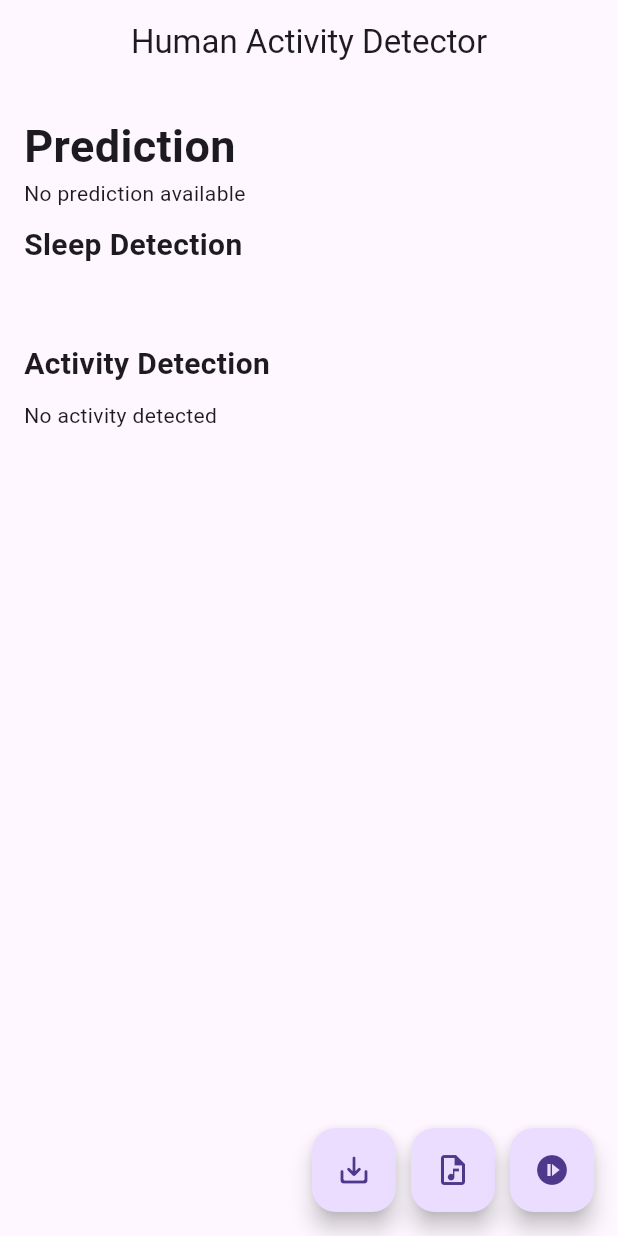
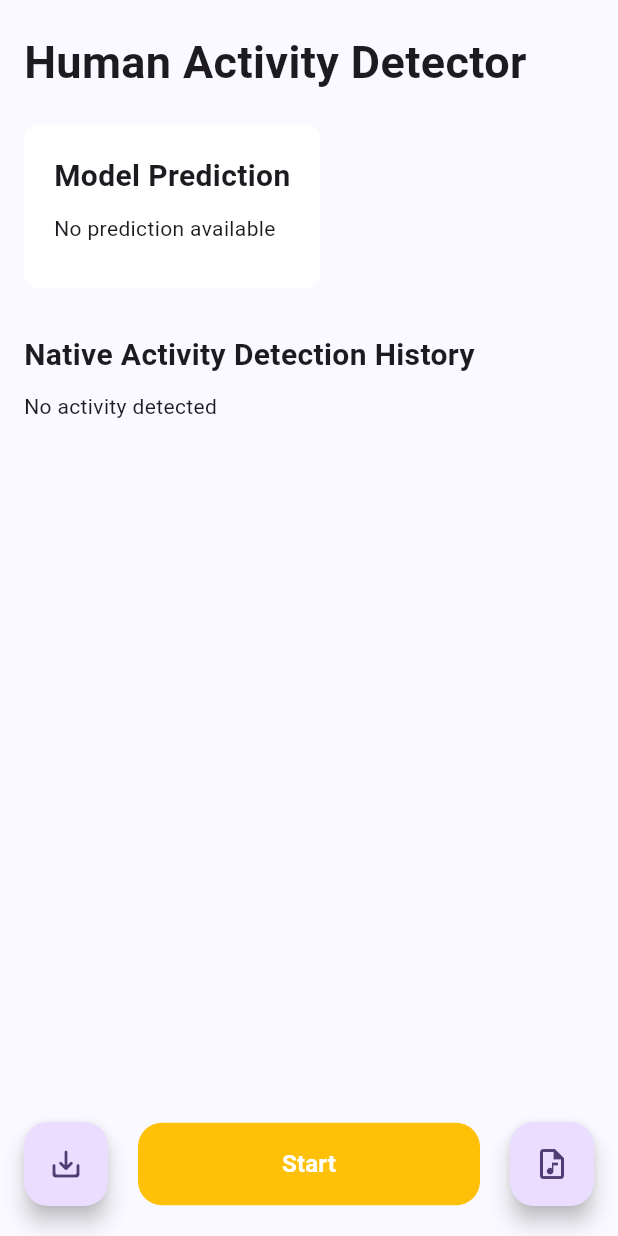
Before and after one commit to melvinm99/human_activity_detector, a Flutter app: the screen it shows after launch, on a phone screen of 412 x 824 dp. Run offline on Flutter 3.47's test engine with Material 3 defaults, Android fonts, the phone set to English and light mode, and no system bars; our stand-ins replace battery_plus, connectivity_plus, dio, geolocator, get, sensors_plus and 2 more; missing offline and left inert: environment_sensors, flutter_activity_recognition, phone_state, proximity_sensor, record, screen_brightness.

Commit message:
fixed data measurements and UI

```diff
--- a/app/lib/HomePage.dart
+++ b/app/lib/HomePage.dart
@@ -8,7 +8,10 @@ import 'package:human_activity_detector/AudioManager.dart';
 import 'package:human_activity_detector/Logger.dart';
 import 'package:human_activity_detector/SensorsManager.dart';
 import 'package:human_activity_detector/SleepApiNotifier.dart';
+import 'package:human_activity_detector/configuration.dart';
+import 'package:human_activity_detector/rounded_button.dart';
 import 'package:share_plus/share_plus.dart';
+import 'package:intl/intl.dart';
 
 class HomePage extends StatefulWidget {
   const HomePage({super.key});
@@ -45,51 +48,9 @@ class _HomePageState extends State<HomePage> with WidgetsBindingObserver {
 
   @override
   Widget build(BuildContext context) {
-    return MaterialApp(
-      home: Scaffold(
-          appBar: AppBar(title: const Text('Human Activity Detector'), centerTitle: true),
-          floatingActionButton: Row(
-            mainAxisAlignment: MainAxisAlignment.end,
-            children: [
-              FloatingActionButton(
-                  child: const Icon(Icons.save_alt_rounded),
-                  onPressed: () async {
-                    await Logger.logInfo(text: "Exporting logs...");
-                    var file = await Logger.exportLogs();
-                    if (file == null) {
-                      return;
-                    }
-                    var xFile = XFile(file.path);
-                    await Share.shareXFiles([xFile]);
-                    print("File exported: ${file.path}");
-                  }),
-              const SizedBox(width: 10),
-              FloatingActionButton(
-                  child: const Icon(Icons.audio_file_outlined),
-                  onPressed: () async {
-                    await Logger.logInfo(text: "Exporting audio mfcc file...");
-                    var file = await AudioManager.getMfccFile();
-                    if (file == null) {
-                      return;
-                    }
-                    var xFile = XFile(file.path);
-                    await Share.shareXFiles([xFile]);
-                    print("File exported: ${file.path}");
-                  }),
-              const SizedBox(width: 10),
-              FloatingActionButton(
-                  child: Icon(_systemStarted ? Icons.stop_circle : Icons.not_started),
-                  onPressed: () async {
-                    if(_systemStarted) {
-                      _stopSystem();
-                    } else {
-                      _startSystem();
-                    }
-                  }),
-            ],
-          ),
-          body: _buildContentView()),
-    );
+    return Scaffold(
+        backgroundColor: Color(0xfff9f9f9ff),
+        body: _buildContentView());
   }
 
   @override
@@ -101,33 +62,46 @@ class _HomePageState extends State<HomePage> with WidgetsBindingObserver {
   }
 
   Widget _buildContentView() {
-    return Padding(
+    return SafeArea(
+      child: Padding(
         padding: const EdgeInsets.symmetric(horizontal: 16),
-      child: Column(
+        child: Stack(
+          children: [
+            Column(
               crossAxisAlignment: CrossAxisAlignment.start,
               children: [
                 SizedBox(height: 20.0),
-          Text('Prediction', style: TextStyle(fontSize: 30.0, fontWeight: FontWeight.bold)),
-          StreamBuilder<PredictionEntity>(
+                Text(
+                  'Human Activity Detector',
+                  style: TextStyle(fontSize: 30.0, fontWeight: FontWeight.bold),
+                ),
+                SizedBox(height: 20.0),
+                //Text('Prediction', style: TextStyle(fontSize: 24.0, fontWeight: FontWeight.bold)),
+                Container(
+                  padding: EdgeInsets.all(20.0),
+                  decoration: BoxDecoration(color: Colors.white, borderRadius: BorderRadius.circular(10.0)),
+                  child: StreamBuilder<PredictionEntity>(
                       stream: SensorsManager.predictionStream.stream,
                       builder: (context, snapshot) {
                         final data = snapshot.data;
-                if (data == null) {
-                  return Column(
-                      crossAxisAlignment: CrossAxisAlignment.start,
-                      children: [
-                        Text('No prediction available'),
-                      ]);
-                }
-                return Column(
-                    crossAxisAlignment: CrossAxisAlignment.start,
-                    children: [
-                      Text('Prediction: ${data.prediction}'),
+                        return Column(crossAxisAlignment: CrossAxisAlignment.start, children: [
+                          Text('Model Prediction', style: TextStyle(fontSize: 20.0, fontWeight: FontWeight.bold)),
                           SizedBox(height: 10.0),
-                      Text('Updated at: ${data.timestamp}'),
+                          if (data == null)
+                            Text('No prediction available')
+                          else
+                            Container(
+                              padding: EdgeInsets.symmetric(horizontal: 20.0, vertical: 10.0),
+                              decoration: BoxDecoration(color: Colors.amber, borderRadius: BorderRadius.circular(20.0)),
+                              child: Text(data.prediction, style: TextStyle(fontSize: 16.0, fontWeight: FontWeight.bold)),
+                            ),
+                          SizedBox(height: 10.0),
+                          if (data != null)
+                            Text('Last update: ${DateFormat("dd/MM/yyyy HH:mm").format(data.timestamp)}'),
                         ]);
                       }),
-          SizedBox(height: 10.0),
+                ),
+                /*SizedBox(height: 10.0),
                 Text('Sleep Detection', style: TextStyle(fontSize: 20.0, fontWeight: FontWeight.bold)),
                 SizedBox(height: 10.0),
                 StreamBuilder<String>(
@@ -225,14 +199,14 @@ class _HomePageState extends State<HomePage> with WidgetsBindingObserver {
                         }
                       }
                       return SizedBox();
-              }),
+                    }),*/
                 SizedBox(height: 30.0),
-          Text('Activity Detection', style: TextStyle(fontSize: 20.0, fontWeight: FontWeight.bold)),
+                Text('Native Activity Detection History', style: TextStyle(fontSize: 20.0, fontWeight: FontWeight.bold)),
+                //Text('For debugging purpose', style: TextStyle(fontSize: 14.0, fontWeight: FontWeight.normal)),
                 SizedBox(height: 10.0),
-          _events.isEmpty
-              ? Text('No activity detected')
-              :
-          Flexible(
+                if (_events.isEmpty) Text('No activity detected') else Flexible(
+                        child: Padding(
+                          padding: const EdgeInsets.only(bottom: 80.0),
                           child: ListView.builder(
                               itemCount: _events.length,
                               reverse: true,
@@ -243,12 +217,11 @@ class _HomePageState extends State<HomePage> with WidgetsBindingObserver {
                                 final activity = _events[idx];
                                 return ListTile(
                                   leading: _activityIcon(activity.type),
-                    title: Text(
-                        '${activity.type.toString().split('.').last}'),
-                    trailing: Text(activity.confidence.name
-                    ),
+                                  title: Text(activity.type.toString().split('.').last),
+                                  trailing: Text(activity.confidence.name),
                                 );
                               }),
+                        ),
                       ),
                 /*StreamBuilder<Activity>(
                     stream: _activityStreamController.stream,
@@ -270,8 +243,58 @@ class _HomePageState extends State<HomePage> with WidgetsBindingObserver {
                         Text("Activity confidence: ${content.confidence.name}"),
                       ]);
                     }),*/
-
               ],
+            ),
+            Align(
+              alignment: Alignment.bottomCenter,
+              child: Padding(
+                padding: const EdgeInsets.only(bottom: 20.0),
+                child: Row(
+                  mainAxisAlignment: MainAxisAlignment.center,
+                  children: [
+                    FloatingActionButton(
+                        child: const Icon(Icons.save_alt_rounded),
+                        onPressed: () async {
+                          await Logger.logInfo(text: "Exporting logs...");
+                          var file = await Logger.exportLogs();
+                          if (file == null) {
+                            return;
+                          }
+                          var xFile = XFile(file.path);
+                          await Share.shareXFiles([xFile]);
+                          print("File exported: ${file.path}");
+                        }),
+                    const SizedBox(width: 20),
+                    Flexible(
+                      child: RoundedButton(
+                          label: _systemStarted ? 'Stop' : 'Start',
+                          onTap: () {
+                            if (_systemStarted) {
+                              _stopSystem();
+                            } else {
+                              _startSystem();
+                            }
+                          }),
+                    ),
+                    const SizedBox(width: 20),
+                    FloatingActionButton(
+                        child: const Icon(Icons.audio_file_outlined),
+                        onPressed: () async {
+                          await Logger.logInfo(text: "Exporting audio mfcc file...");
+                          var file = await AudioManager.getMfccFile();
+                          if (file == null) {
+                            return;
+                          }
+                          var xFile = XFile(file.path);
+                          await Share.shareXFiles([xFile]);
+                          print("File exported: ${file.path}");
+                        }),
+                  ],
+                ),
+              ),
+            ),
+          ],
+        ),
       ),
     );
   }
@@ -296,7 +319,7 @@ class _HomePageState extends State<HomePage> with WidgetsBindingObserver {
     final status = contentParts[4];
 
     try {
-      res = await dio.post("https://tesibe.swipeapp.studio/sample/tesi", data: {
+      res = await dio.post("${Configuration.BASE_URL}sample", data: {
         "startTime": startTime,
         "endTime": endTime,
         "duration": duration,
@@ -328,7 +351,7 @@ class _HomePageState extends State<HomePage> with WidgetsBindingObserver {
     final motion = contentParts[4];
 
     try {
-      res = await dio.post("https://tesibe.swipeapp.studio/sample/tesi", data: {
+      res = await dio.post("${Configuration.BASE_URL}sample", data: {
         "timestamp": timestamp,
         "confidence": confidence,
         "light": light,
@@ -345,7 +368,7 @@ class _HomePageState extends State<HomePage> with WidgetsBindingObserver {
     setState(() {
       _events.add(activityEvent);
     });
-    if(_controller.hasClients && _events.isNotEmpty) {
+    if (_controller.hasClients && _events.isNotEmpty) {
       _controller.animateTo(_controller.position.maxScrollExtent, duration: Duration(milliseconds: 300), curve: Curves.easeIn);
     }
   }
@@ -397,7 +420,7 @@ class _HomePageState extends State<HomePage> with WidgetsBindingObserver {
     _activityStreamSubscription = SensorsManager.activityStream.stream.listen(onData, onError: onError);
 
     //subscribe to the sleep api stream
-    if(Platform.isAndroid) {
+    if (Platform.isAndroid) {
       SleepApiNotifier().init();
     }
     SensorsManager.init();
--- /dev/null
+++ b/app/lib/configuration.dart
@@ -0,0 +1,5 @@
+class Configuration {
+  static const String BASE_URL = 'https://loved-finally-trout.ngrok-free.app';
+  static const Duration PROCESSING_TIME_INTERVAL = Duration(seconds: 20);
+  static const Duration PREDICTION_REQUEST_TIME_INTERVAL = Duration(milliseconds: 500);
+}
--- a/app/lib/entity/SensorsMeasurementEntity.dart
+++ b/app/lib/entity/SensorsMeasurementEntity.dart
@@ -123,14 +123,14 @@ class SensorsMeasurementEntity {
   bool? discreteWifiStatusIsReachableViaWifi;
   bool? discreteWifiStatusIsReachableViaWwan;
   bool? discreteWifiStatusMissing;
-  double? lfMeasurementsLight;
+  /*double? lfMeasurementsLight;
   double? lfMeasurementsPressure;
   double? lfMeasurementsProximityCm;
   double? lfMeasurementsProximity;
-  double? lfMeasurementsRelativeHumidity;
+  double? lfMeasurementsRelativeHumidity;*/
   double? lfMeasurementsBatteryLevel;
   double? lfMeasurementsScreenBrightness;
-  double? lfMeasurementsTemperatureAmbient;
+  //double? lfMeasurementsTemperatureAmbient;
   bool? discreteTimeOfDayBetween0and6;
   bool? discreteTimeOfDayBetween3and9;
   bool? discreteTimeOfDayBetween6and12;
@@ -267,14 +267,14 @@ class SensorsMeasurementEntity {
       'discreteWifiStatusIsReachableViaWifi': discreteWifiStatusIsReachableViaWifi,
       'discreteWifiStatusIsReachableViaWwan': discreteWifiStatusIsReachableViaWwan,
       'discreteWifiStatusMissing': discreteWifiStatusMissing,
-      'lfMeasurementsLight': lfMeasurementsLight,
+      /*'lfMeasurementsLight': lfMeasurementsLight,
       'lfMeasurementsPressure': lfMeasurementsPressure,
       'lfMeasurementsProximityCm': lfMeasurementsProximityCm,
       'lfMeasurementsProximity': lfMeasurementsProximity,
-      'lfMeasurementsRelativeHumidity': lfMeasurementsRelativeHumidity,
+      'lfMeasurementsRelativeHumidity': lfMeasurementsRelativeHumidity,*/
       'lfMeasurementsBatteryLevel': lfMeasurementsBatteryLevel,
       'lfMeasurementsScreenBrightness': lfMeasurementsScreenBrightness,
-      'lfMeasurementsTemperatureAmbient': lfMeasurementsTemperatureAmbient,
+      //'lfMeasurementsTemperatureAmbient': lfMeasurementsTemperatureAmbient,
       'discreteTimeOfDayBetween0and6': discreteTimeOfDayBetween0and6,
       'discreteTimeOfDayBetween3and9': discreteTimeOfDayBetween3and9,
       'discreteTimeOfDayBetween6and12': discreteTimeOfDayBetween6and12,
@@ -284,9 +284,10 @@ class SensorsMeasurementEntity {
       'discreteTimeOfDayBetween18and24': discreteTimeOfDayBetween18and24,
       'discreteTimeOfDayBetween21and3': discreteTimeOfDayBetween21and3,
       'activityType': activityType == ActivityType.IN_VEHICLE ? "IN_VEHICLE" :
-      activityType == ActivityType.WALKING ? "WALKING" :
-      activityType == ActivityType.RUNNING ? "RUNNING" :
-      activityType == ActivityType.ON_BICYCLE ? "ON_BICYCLE" : null,
+        activityType == ActivityType.WALKING ? "WALKING" :
+        activityType == ActivityType.RUNNING ? "RUNNING" :
+        activityType == ActivityType.ON_BICYCLE ? "ON_BICYCLE" :
+        null,
       'activityConfidence': activityConfidence?.index,
     };
   }
--- /dev/null
+++ b/app/lib/rounded_button.dart
@@ -0,0 +1,122 @@
+import 'package:flutter/material.dart';
+import 'package:flutter/services.dart';
+
+class RoundedButton extends StatelessWidget {
+  final String? label;
+  final Function onTap;
+  final bool isEnabled;
+  final IconData? leftIcon;
+  final IconData? rightIcon;
+  final bool expanded;
+  final bool isPrimary;
+  final bool isWarning;
+  final Color? labelColor;
+  final Color? backgroundColor;
+  final Color? borderColor;
+  final Color? iconColor;
+  final double? borderRadius;
+
+  final EdgeInsets? padding;
+  final Widget? labelWidget;
+
+  const RoundedButton({
+    this.label,
+    required this.onTap,
+    this.expanded = true,
+    this.isEnabled = true,
+    this.isPrimary = true,
+    this.leftIcon,
+    this.rightIcon,
+    this.labelColor,
+    this.backgroundColor,
+    this.isWarning = false,
+    super.key, this.borderColor,
+    this.iconColor,
+    this.borderRadius,
+    this.padding,
+    this.labelWidget,
+  });
+
+  @override
+  Widget build(BuildContext context) {
+    Color backColor = Colors.amber;
+    Color textColor = Colors.white;
+
+    if (labelColor != null) {
+      textColor = labelColor!;
+    }
+    if(backgroundColor != null) {
+      backColor = backgroundColor!;
+    }
+
+    return ConstrainedBox(
+      constraints: BoxConstraints(
+        minWidth: expanded ? double.maxFinite : 160,
+      ),
+      child: ElevatedButton(
+        style: ElevatedButton.styleFrom(
+          alignment: Alignment.center,
+          padding: padding ?? const EdgeInsets.all(16),
+          enableFeedback: isEnabled,
+          backgroundColor: backColor,
+          splashFactory: isEnabled ? InkSplash.splashFactory : NoSplash.splashFactory,
+          elevation: 0,
+          shadowColor: Colors.transparent,
+          shape: RoundedRectangleBorder(
+            side: borderColor != null ? BorderSide(color: borderColor!, width: 1) : BorderSide.none,
+            borderRadius: BorderRadius.circular(borderRadius ?? 16),
+          ),
+        ),
+        onPressed: () {
+          if (isEnabled) {
+            HapticFeedback.mediumImpact();
+            onTap();
+          }
+        },
+        child: Row(
+          mainAxisAlignment: MainAxisAlignment.center,
+          mainAxisSize: MainAxisSize.min,
+          children: [
+            if (leftIcon != null)
+              Row(
+                children: [
+                  Icon(
+                    leftIcon,
+                    color: iconColor ?? textColor,
+                    size: 26,
+                  ),
+                  const SizedBox(width: 8),
+                ],
+              ),
+            if (label != '')
+              Flexible(
+                child: label != null ? Text(
+                  label!,
+                  textAlign: TextAlign.center,
+                  maxLines: 2,
+                  overflow: TextOverflow.ellipsis,
+                  style: TextStyle(
+                    color: textColor,
+                    fontSize: 16,
+                    fontWeight: FontWeight.w600,
+                  ),
+                ) : labelWidget!,
+              ),
+            if (rightIcon != null)
+              Row(
+                children: [
+                  if (label != '')
+                    const SizedBox(width: 8),
+                  Icon(
+                    rightIcon,
+                    color: iconColor ?? textColor,
+                    size: 26,
+                  ),
+                ],
+              ),
+          ],
+        ),
+      ),
+    );
+  }
+}
--- a/app/pubspec.yaml
+++ b/app/pubspec.yaml
@@ -51,6 +51,7 @@ dependencies:
       url: https://github.com/melvinm99/environment_sensors_updated_android.git
       ref: main
   proximity_sensor: ^1.3.5
+  intl: 0.20.2
 
   # The following adds the Cupertino Icons font to your application.
   # Use with the CupertinoIcons class for iOS style icons.
```
Also changed, not shown: app/lib/SensorsManager.dart (+68 -87 lines), app/pubspec.lock, 7 other files. Lines whose indentation alone changed are shown as unchanged.
